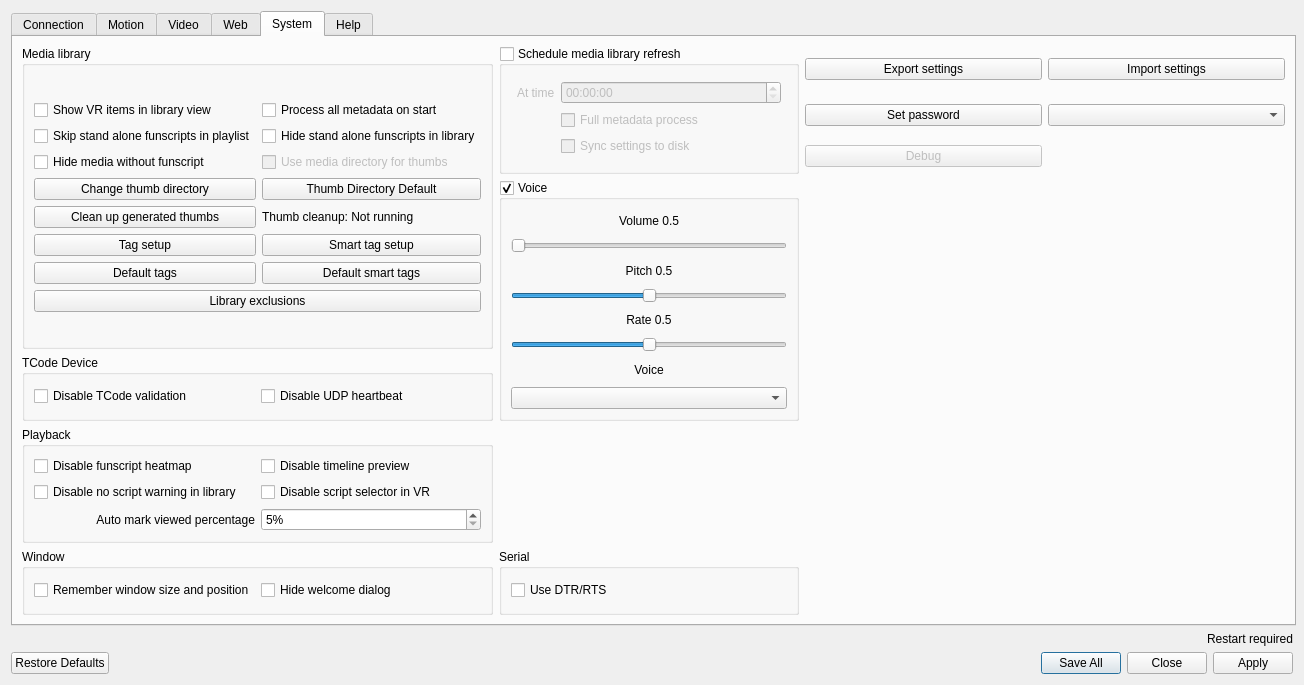
The window that src/settings.ui (jcfain/XTPlayer) describes before a commit, drawn with Qt 5.
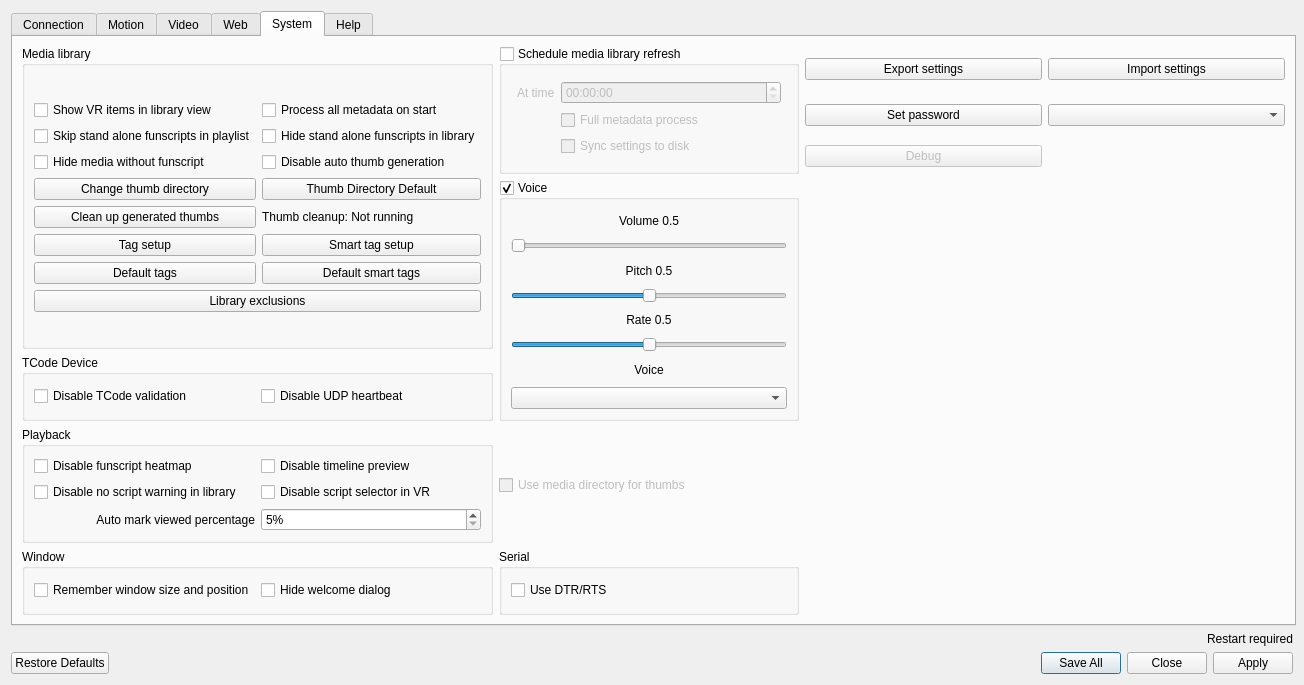
The same window after the commit. The open tabs and pages were chosen to show the change. Icons and pictures are not drawn.

Commit message: Adding ability to disable automatic thumb generation

Diff of the .ui file:
```diff
--- a/src/settings.ui
+++ b/src/settings.ui
@@ -1369,19 +1369,6 @@
               </property>
              </widget>
             </item>
-            <item row="2" column="1">
-             <widget class="QCheckBox" name="useMediaDirectoryCheckbox">
-              <property name="enabled">
-               <bool>false</bool>
-              </property>
-              <property name="toolTip">
-               <string>I didnt get a chance to test this option. If checked XTP will generate the thumbfiles  in the same folder as video. videoname.jpg</string>
-              </property>
-              <property name="text">
-               <string>Use media directory for thumbs</string>
-              </property>
-             </widget>
-            </item>
             <item row="3" column="0">
              <widget class="QPushButton" name="thumbDirButton">
               <property name="text">
@@ -1449,6 +1436,13 @@
               </property>
              </widget>
             </item>
+            <item row="2" column="1">
+             <widget class="QCheckBox" name="disableAutoThumbGenChk">
+              <property name="text">
+               <string>Disable auto thumb generation</string>
+              </property>
+             </widget>
+            </item>
            </layout>
           </item>
          </layout>
@@ -1839,6 +1833,19 @@
          </layout>
         </widget>
        </item>
+       <item row="5" column="1">
+        <widget class="QCheckBox" name="useMediaDirectoryCheckbox">
+         <property name="enabled">
+          <bool>false</bool>
+         </property>
+         <property name="toolTip">
+          <string>I didnt get a chance to test this option. If checked XTP will generate the thumbfiles  in the same folder as video. videoname.jpg</string>
+         </property>
+         <property name="text">
+          <string>Use media directory for thumbs</string>
+         </property>
+        </widget>
+       </item>
       </layout>
      </widget>
      <widget class="QWidget" name="helpTab">
```
Left out of the diff: 2 changed lines with no effect on the pictures. The commit also changes 6 other files.
